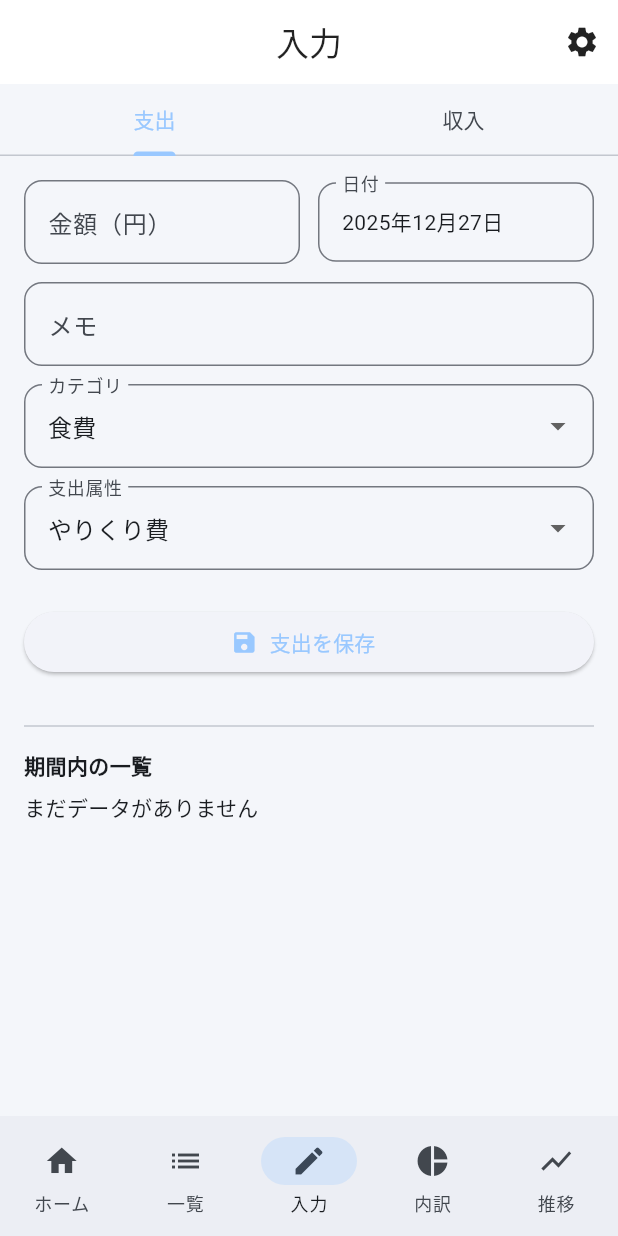
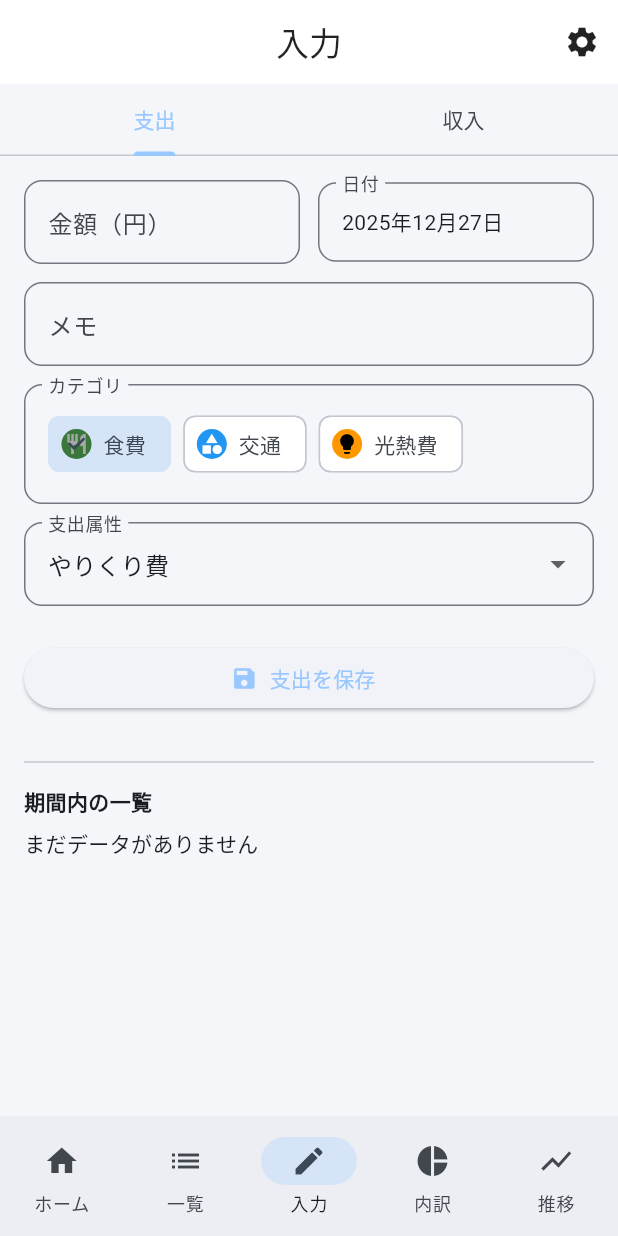
Before and after one commit to shinji1095/kakeibo, a Flutter app: the InputPage screen opened by its route, on a phone screen of 412 x 824 dp. Run offline on Flutter 3.47's test engine with Material 3 defaults, Android fonts, the phone set to English and light mode, and no system bars; our stand-ins replace drift, fl_chart, flutter_riverpod, get_it, go_router; accounts and stored records are empty; generated files the repository leaves out were written again.

Commit message:
feat: カテゴリをアイコンで選択

```diff
--- a/lib/presentation/pages/input_page.dart
+++ b/lib/presentation/pages/input_page.dart
@@ -5,6 +5,7 @@ import 'package:kakeibo/domain/entities/transaction.dart';
 import 'package:kakeibo/presentation/providers/categories_provider.dart';
 import 'package:kakeibo/presentation/providers/transactions_provider.dart';
 import 'package:kakeibo/presentation/widgets/app_scaffold.dart';
+import 'package:kakeibo/presentation/widgets/category_icon_selector.dart';
 
 class InputPage extends ConsumerStatefulWidget {
   const InputPage({super.key});
@@ -121,7 +122,8 @@ class _InputPageState extends ConsumerState<InputPage> with SingleTickerProvider
 
     return categoriesAsync.when(
       data: (categories) {
-        _ensureCategorySelected(type, categories);
+        final selectable = categories.where((c) => c.id != null).toList();
+        _ensureCategorySelected(type, selectable);
         final selectedId = type == TransactionType.expense ? _expenseCategoryId : _incomeCategoryId;
 
         return SingleChildScrollView(
@@ -165,26 +167,19 @@ class _InputPageState extends ConsumerState<InputPage> with SingleTickerProvider
                 decoration: const InputDecoration(labelText: 'メモ'),
               ),
               const SizedBox(height: 12),
-              DropdownButtonFormField<int>(
-                value: selectedId,
-                items: categories
-                    .map(
-                      (c) => DropdownMenuItem<int>(
-                        value: c.id,
-                        child: Text(c.name),
-                      ),
-                    )
-                    .toList(),
-                onChanged: (v) {
+              CategoryIconSelector(
+                label: 'カテゴリ',
+                categories: selectable,
+                selectedId: selectedId,
+                onSelected: (id) {
                   setState(() {
                     if (type == TransactionType.expense) {
-                      _expenseCategoryId = v;
+                      _expenseCategoryId = id;
                     } else {
-                      _incomeCategoryId = v;
+                      _incomeCategoryId = id;
                     }
                   });
                 },
-                decoration: const InputDecoration(labelText: 'カテゴリ'),
               ),
               if (type == TransactionType.expense) ...[
                 const SizedBox(height: 12),
--- /dev/null
+++ b/lib/presentation/utils/category_icons.dart
@@ -0,0 +1,32 @@
+import 'package:flutter/material.dart';
+import 'package:kakeibo/domain/entities/transaction.dart';
+
+const Map<String, IconData> _expenseIcons = {
+  '未分類': Icons.label,
+  '食費': Icons.restaurant,
+  '日用品': Icons.shopping_cart,
+  '美容': Icons.face_retouching_natural,
+  '衣服': Icons.checkroom,
+  '交際費': Icons.people,
+  '医療費': Icons.medical_services,
+  '教育費': Icons.school,
+  '光熱費': Icons.lightbulb,
+  '交通費': Icons.directions_bus,
+  '通信費': Icons.wifi,
+  '住居費': Icons.home,
+};
+
+const Map<String, IconData> _incomeIcons = {
+  '未分類': Icons.label,
+  '給料': Icons.attach_money,
+  'おこづかい': Icons.card_giftcard,
+  '賞与': Icons.emoji_events,
+  '副業': Icons.work,
+  '投資': Icons.trending_up,
+  '臨時収入': Icons.auto_graph,
+};
+
+IconData categoryIconFor(Category category) {
+  final map = category.type == TransactionType.expense ? _expenseIcons : _incomeIcons;
+  return map[category.name] ?? Icons.category;
+}
--- /dev/null
+++ b/lib/presentation/widgets/category_icon_selector.dart
@@ -0,0 +1,54 @@
+import 'package:flutter/material.dart';
+import 'package:kakeibo/domain/entities/transaction.dart';
+import 'package:kakeibo/presentation/utils/category_icons.dart';
+
+class CategoryIconSelector extends StatelessWidget {
+  final String label;
+  final List<Category> categories;
+  final int? selectedId;
+  final ValueChanged<int> onSelected;
+
+  const CategoryIconSelector({
+    super.key,
+    required this.label,
+    required this.categories,
+    required this.selectedId,
+    required this.onSelected,
+  });
+
+  @override
+  Widget build(BuildContext context) {
+    final selectable = categories.where((c) => c.id != null).toList();
+    if (selectable.isEmpty) {
+      return const Text('カテゴリがありません');
+    }
+
+    return InputDecorator(
+      decoration: InputDecoration(labelText: label),
+      child: Wrap(
+        spacing: 8,
+        runSpacing: 8,
+        children: selectable.map((category) {
+          final color = Color(category.color);
+          final iconColor = ThemeData.estimateBrightnessForColor(color) == Brightness.dark
+              ? Colors.white
+              : Colors.black;
+
+          return ChoiceChip(
+            label: Text(category.name),
+            avatar: CircleAvatar(
+              backgroundColor: color,
+              child: Icon(
+                categoryIconFor(category),
+                size: 16,
+                color: iconColor,
+              ),
+            ),
+            selected: category.id == selectedId,
+            onSelected: (_) => onSelected(category.id!),
+          );
+        }).toList(),
+      ),
+    );
+  }
+}
```
Also changed, not shown: lib/presentation/pages/transaction_edit_page.dart (+8 -13 lines).
